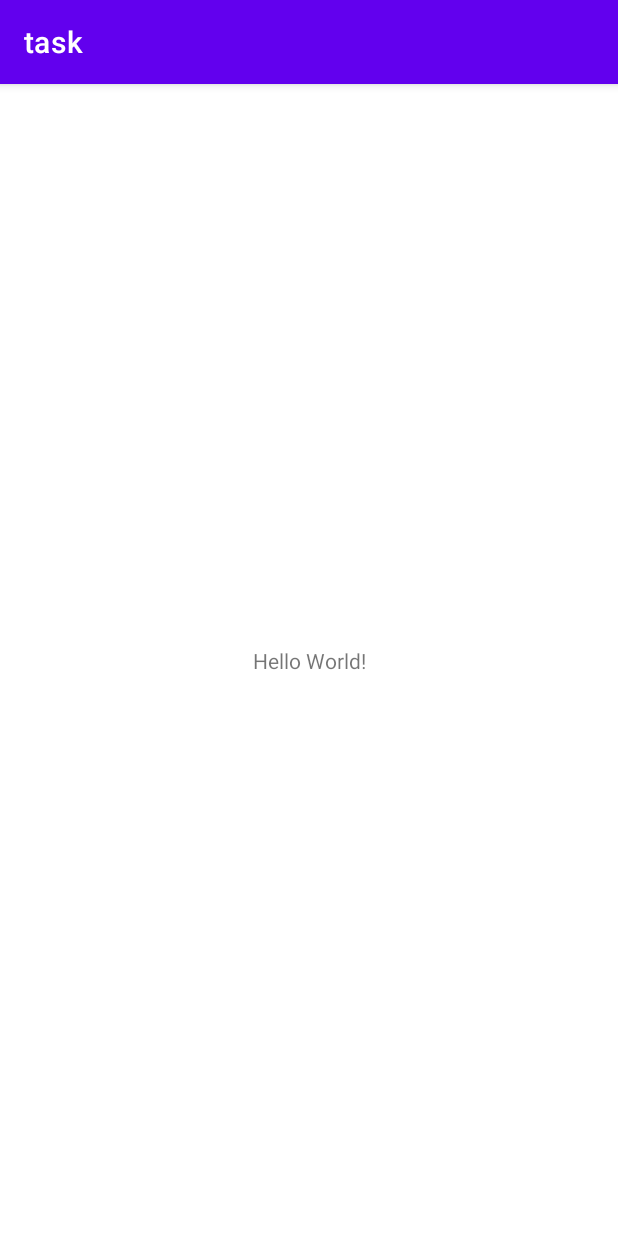
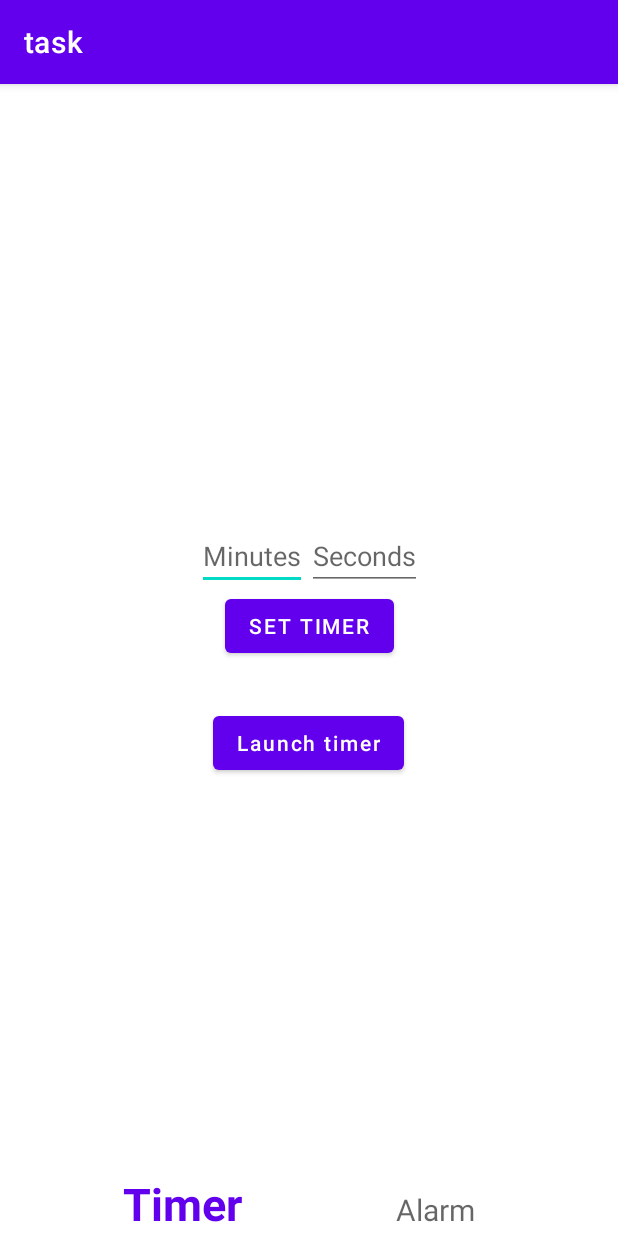
Before and after one commit to souravnoobcoder/task, an Android app: the screen it shows after launch (MainActivity), on a phone screen of 412 x 824 dp. Run offline under Robolectric (Android 15) with nearby library versions, the phone set to English and light mode, and no system bars.

Commit message:
time input and notification set

```diff
--- a/app/src/main/java/com/example/task/activity/MainActivity.kt
+++ b/app/src/main/java/com/example/task/activity/MainActivity.kt
@@ -1,12 +1,36 @@
 package com.example.task.activity
 
+import android.os.Bundle
 import androidx.appcompat.app.AppCompatActivity
-import android.os.Bundle
 import com.example.task.R
+import com.example.task.databinding.ActivityMainBinding
+import com.example.task.fragment.AlarmFragment
+import com.example.task.fragment.TimerFragment
 
 class MainActivity : AppCompatActivity() {
+    lateinit var binding: ActivityMainBinding
     override fun onCreate(savedInstanceState: Bundle?) {
         super.onCreate(savedInstanceState)
-        setContentView(R.layout.activity_main)
+        binding = ActivityMainBinding.inflate(layoutInflater)
+        setContentView(binding.root)
+
+        supportFragmentManager.beginTransaction()
+            .add(binding.fragmentContainerViewTag.id,TimerFragment::class.java,null)
+            .commit()
+        binding.bottomNavigation.setOnItemSelectedListener {
+            val itemId = it.itemId
+            if (itemId == R.id.alarm) {
+                supportFragmentManager.beginTransaction()
+                    .replace(binding.fragmentContainerViewTag.id,AlarmFragment::class.java,null)
+                    .commit()
+            }
+            if (itemId == R.id.timer) {
+                supportFragmentManager.beginTransaction()
+                    .replace(binding.fragmentContainerViewTag.id, TimerFragment::class.java,null)
+                    .commit()
+            }
+            return@setOnItemSelectedListener true
+        }
     }
+
 }
--- /dev/null
+++ b/app/src/main/java/com/example/task/fragment/TimerFragment.kt
@@ -0,0 +1,35 @@
+package com.example.task.fragment
+
+import android.os.Bundle
+import android.view.LayoutInflater
+import android.view.View
+import android.view.ViewGroup
+import androidx.fragment.app.Fragment
+import com.example.task.databinding.FragmentTimerBinding
+
+class TimerFragment : Fragment() {
+    lateinit var binding: FragmentTimerBinding
+    override fun onCreateView(
+        inflater: LayoutInflater,
+        container: ViewGroup?,
+        savedInstanceState: Bundle?
+    ): View {
+        binding= FragmentTimerBinding.inflate(layoutInflater)
+        return binding.root
+    }
+
+    override fun onViewCreated(view: View, savedInstanceState: Bundle?) {
+        super.onViewCreated(view, savedInstanceState)
+        binding.apply {
+            setTimer.setOnClickListener {
+               val timeMinutes= minutes.editableText.toString().toInt()
+                val timeSeconds = seconds.editableText.toString().toInt()
+                val combinedTime=(timeMinutes*60)+timeSeconds
+            }
+            launchTimer.setOnClickListener {
+                // Todo launch timer
+            }
+        }
+
+    }
+}
--- a/app/src/main/res/layout/activity_main.xml
+++ b/app/src/main/res/layout/activity_main.xml
@@ -6,13 +6,32 @@
     android:layout_height="match_parent"
     tools:context=".activity.MainActivity">
 
-    <TextView
-        android:layout_width="wrap_content"
+
+    <androidx.fragment.app.FragmentContainerView
+        android:id="@+id/fragment_container_view_tag"
+        android:layout_width="match_parent"
+        android:layout_height="0dp"
+        app:layout_constraintBottom_toTopOf="@+id/coordinatorLayout"
+        app:layout_constraintEnd_toEndOf="parent"
+        app:layout_constraintStart_toStartOf="parent"
+        app:layout_constraintTop_toTopOf="parent" />
+    <androidx.coordinatorlayout.widget.CoordinatorLayout
+        android:id="@+id/coordinatorLayout"
+        android:layout_width="match_parent"
         android:layout_height="wrap_content"
-        android:text="Hello World!"
         app:layout_constraintBottom_toBottomOf="parent"
-        app:layout_constraintLeft_toLeftOf="parent"
-        app:layout_constraintRight_toRightOf="parent"
-        app:layout_constraintTop_toTopOf="parent" />
+        app:layout_constraintEnd_toEndOf="parent"
+        app:layout_constraintStart_toStartOf="parent">
+
+        <com.google.android.material.bottomnavigation.BottomNavigationView
+            android:id="@+id/bottomNavigation"
+            android:layout_width="match_parent"
+            android:layout_height="wrap_content"
+            app:menu="@menu/main_menu"
+            app:itemTextAppearanceActive="@style/active"
+            app:itemTextAppearanceInactive="@style/inActive"/>
+    </androidx.coordinatorlayout.widget.CoordinatorLayout>
+
+
 
 </androidx.constraintlayout.widget.ConstraintLayout>
--- /dev/null
+++ b/app/src/main/res/layout/fragment_timer.xml
@@ -0,0 +1,53 @@
+<?xml version="1.0" encoding="utf-8"?>
+<androidx.constraintlayout.widget.ConstraintLayout xmlns:android="http://schemas.android.com/apk/res/android"
+    xmlns:app="http://schemas.android.com/apk/res-auto"
+    xmlns:tools="http://schemas.android.com/tools"
+    android:layout_width="match_parent"
+    android:layout_height="match_parent">
+
+    <LinearLayout
+        android:layout_width="wrap_content"
+        android:layout_height="wrap_content"
+        android:orientation="horizontal"
+        app:layout_constraintBottom_toTopOf="@+id/setTimer"
+        app:layout_constraintEnd_toEndOf="parent"
+        app:layout_constraintStart_toStartOf="parent">
+
+        <EditText
+            android:id="@+id/minutes"
+            android:layout_width="wrap_content"
+            android:layout_height="wrap_content"
+            android:hint="@string/minutes"
+            android:inputType="number" />
+
+        <EditText
+            android:id="@+id/seconds"
+            android:layout_width="wrap_content"
+            android:layout_height="wrap_content"
+            android:hint="@string/seconds"
+            android:inputType="number" />
+    </LinearLayout>
+
+    <Button
+        android:id="@+id/setTimer"
+        android:layout_width="wrap_content"
+        android:layout_height="wrap_content"
+        android:text="Set Timer"
+        android:layout_marginBottom="30dp"
+        app:layout_constraintBottom_toTopOf="@+id/launchTimer"
+        app:layout_constraintEnd_toEndOf="parent"
+        app:layout_constraintStart_toStartOf="parent" />
+
+    <Button
+        android:id="@+id/launchTimer"
+        android:layout_width="wrap_content"
+        android:layout_height="wrap_content"
+        android:text="Launch timer"
+        android:textAllCaps="false"
+        app:layout_constraintBottom_toBottomOf="parent"
+        app:layout_constraintEnd_toEndOf="parent"
+        app:layout_constraintHorizontal_bias="0.498"
+        app:layout_constraintStart_toStartOf="parent"
+        app:layout_constraintTop_toTopOf="parent"
+        app:layout_constraintVertical_bias="0.626" />
+</androidx.constraintlayout.widget.ConstraintLayout>
--- /dev/null
+++ b/app/src/main/res/menu/main_menu.xml
@@ -0,0 +1,8 @@
+<?xml version="1.0" encoding="utf-8"?>
+<menu xmlns:android="http://schemas.android.com/apk/res/android">
+
+    <item android:title="@string/timer"
+        android:id="@+id/timer"/>
+    <item android:title="@string/alarm"
+        android:id="@+id/alarm"/>
+</menu>
--- a/app/src/main/res/values/strings.xml
+++ b/app/src/main/res/values/strings.xml
@@ -1,3 +1,9 @@
 <resources>
     <string name="app_name">task</string>
+    <string name="timer">Timer</string>
+    <string name="alarm">Alarm</string>
+    <!-- TODO: Remove or change this placeholder text -->
+    <string name="hello_blank_fragment">Hello blank fragment</string>
+    <string name="minutes">Minutes</string>
+    <string name="seconds">Seconds</string>
 </resources>
--- /dev/null
+++ b/app/src/main/res/values/style.xml
@@ -0,0 +1,13 @@
+<?xml version="1.0" encoding="utf-8"?>
+<resources>
+    <style name="inActive">
+        <item name="android:textSize">20sp</item>
+        <item name="android:padding">0dp</item>
+        <item name="textAllCaps">false</item>
+    </style>
+    <style name="active">
+        <item name="android:textSize">30sp</item>
+        <item name="android:padding">0dp</item>
+        <item name="textAllCaps">false</item>
+    </style>
+</resources>
```
Also changed, not shown: app/build.gradle (+6 -2 lines), app/src/main/AndroidManifest.xml (+9 -0 lines), app/src/main/java/com/example/task/TaskApplication.kt (added, +26 -0 lines), app/src/main/java/com/example/task/fragment/AlarmFragment.kt (added, +45 -0 lines), app/src/main/java/com/example/task/service/AlarmService.kt (added, +12 -0 lines), app/src/main/java/com/example/task/service/TimerService.kt (added, +47 -0 lines), app/src/main/res/layout/fragment_alarm.xml (added, +40 -0 lines).
